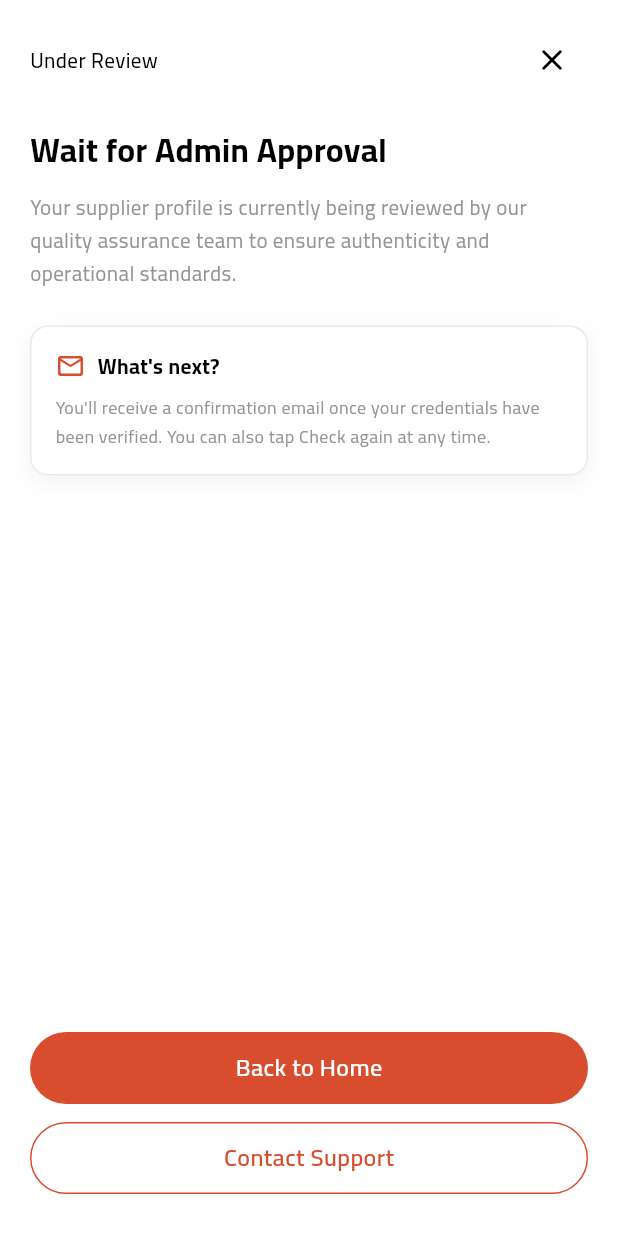
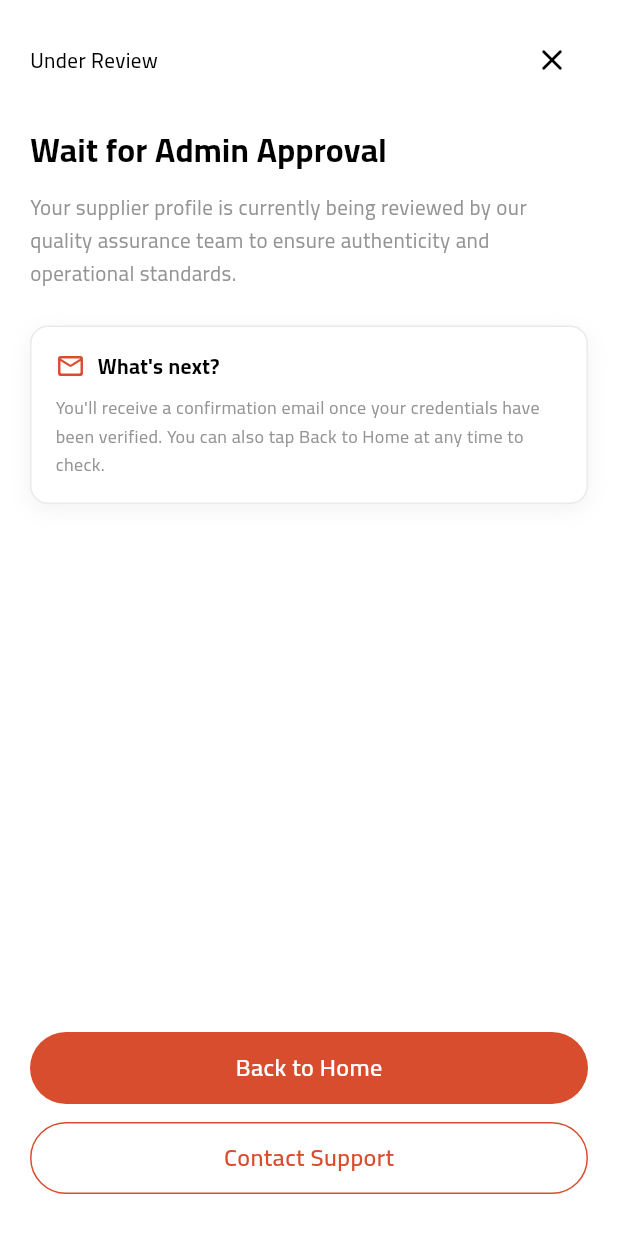
Before and after one commit to devsaffinity/autonet_app, a Flutter app: the SupplierAwaitingApprovalPage screen opened by its route, on a phone screen of 412 x 824 dp. Run offline on Flutter 3.47's test engine with Material 3 defaults, Android fonts, the phone set to English and light mode, and no system bars; our stand-ins replace cached_network_image, dropdown_button2, file_picker, flutter_svg, fluttertoast, get and 5 more; accounts and stored records are empty.

Commit message:
fix(supplier): the what's-next card named a button that was renamed
The awaiting-approval card still told the supplier to tap 'Check again' after
that button became 'Back to Home', so the only instruction on the screen
pointed at a control that no longer existed.

```diff
--- a/lib/view/screens/supplier/registration/supplier_awaiting_approval.dart
+++ b/lib/view/screens/supplier/registration/supplier_awaiting_approval.dart
@@ -163,8 +163,8 @@ class SupplierAwaitingApprovalPage extends StatelessWidget {
               ? 'Re-upload your verification documents from your profile and '
                     'the review team will take another look.'
               : "You'll receive a confirmation email once your credentials "
-                    'have been verified. You can also tap Check again at any '
-                    'time.',
+                    'have been verified. You can also tap Back to Home at any '
+                    'time to check.',
           size: AppTextScale.label,
           color: kGreyTextColor,
           lineHeight: 1.6,
```
